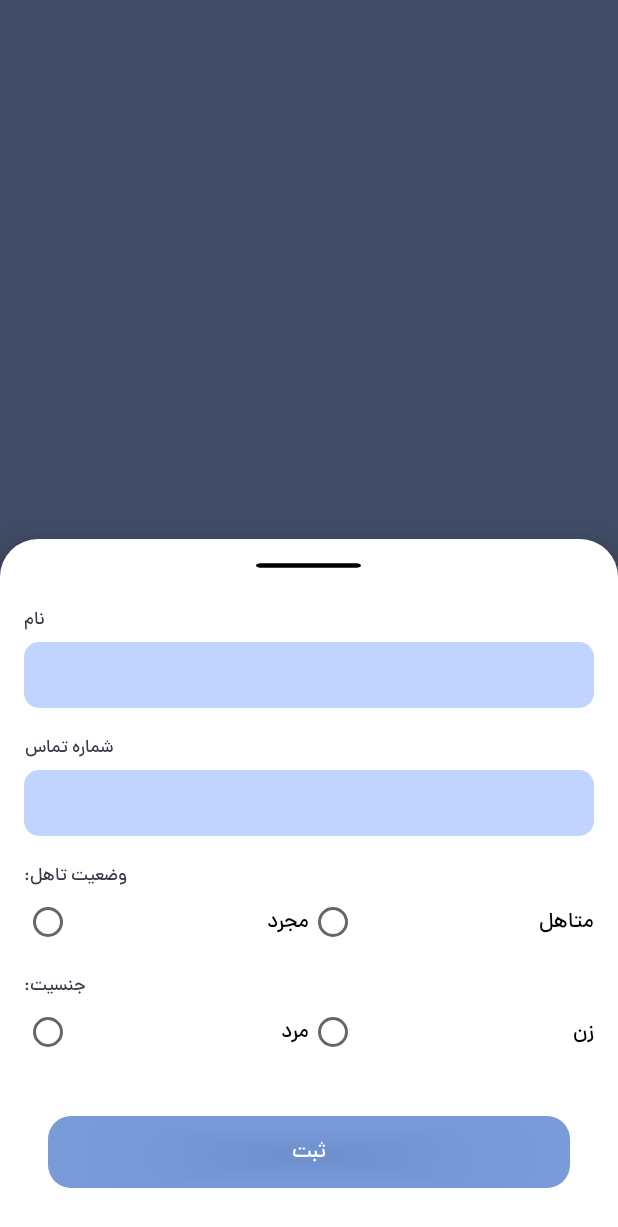
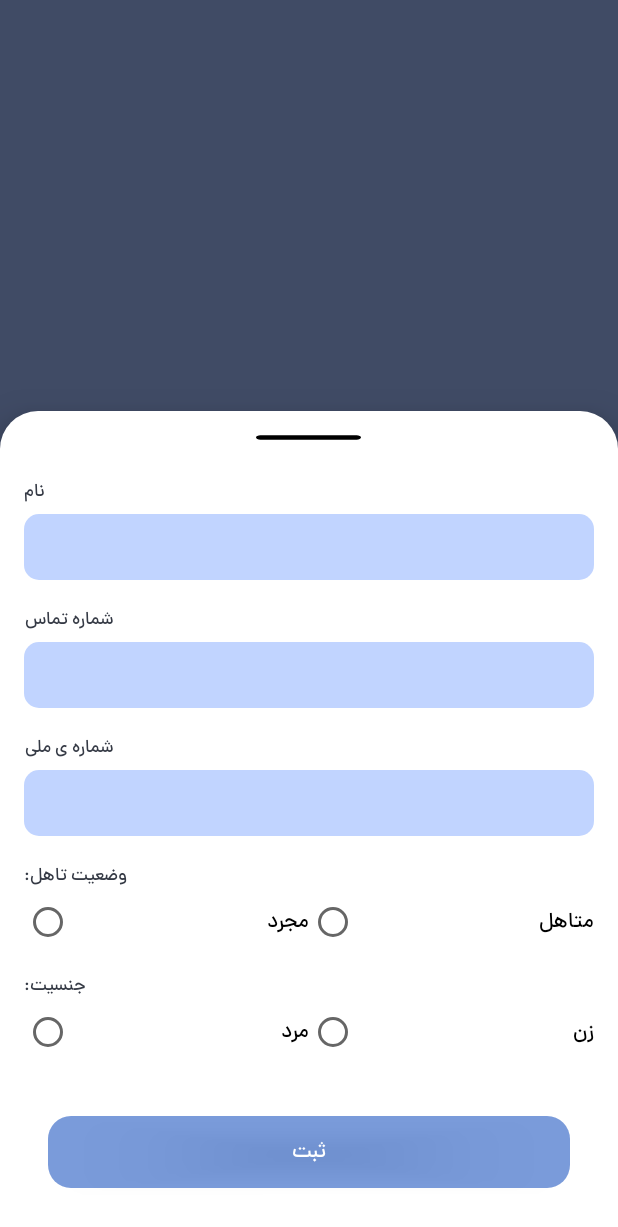
Before and after one commit to momen7899/Restel, an Android app: the CustomerFragment screen opened through its navigation route, after a tap on an icon or button, on a phone screen of 412 x 824 dp. Shown: the top 1227 px of the screen. Run offline under Robolectric (Android 15) with nearby library versions, the phone set to English and light mode, and no system bars; our stand-ins replace Dagger/Hilt's generated code, Room's generated code, RxJava, navigation-ui; 1 statement that could not run was skipped.

Commit message:
Add National Code To Customer Bottom Sheet

```diff
--- a/presentation/src/main/java/com/momen/restel/customer/view/CustomerFragment.kt
+++ b/presentation/src/main/java/com/momen/restel/customer/view/CustomerFragment.kt
@@ -40,6 +40,7 @@ class CustomerFragment : Fragment() {
     // bottom sheet components
     private var customerNameEt: EditText? = null
     private var phoneNumberEt: EditText? = null
+    private var customerNationalEt: EditText? = null
     private var maleRb: RadioButton? = null
     private var femaleRb: RadioButton? = null
     private var singleRb: RadioButton? = null
@@ -188,6 +189,7 @@ class CustomerFragment : Fragment() {
     private fun setUpBottomSheetComponent() {
         customerNameEt = bottomSheetDialog?.findViewById(R.id.customerNameEt)
         phoneNumberEt = bottomSheetDialog?.findViewById(R.id.phoneNumberEt)
+        customerNationalEt = bottomSheetDialog?.findViewById(R.id.customerNationalEt)
         maleRb = bottomSheetDialog?.findViewById(R.id.customerMale)
         femaleRb = bottomSheetDialog?.findViewById(R.id.customerFemale)
         singleRb = bottomSheetDialog?.findViewById(R.id.customerSingle)
@@ -231,9 +233,11 @@ class CustomerFragment : Fragment() {
     private fun validateData(): CustomerModel? {
         val name = customerNameEt?.text.toString().trim()
         val phoneNumber = phoneNumberEt?.text.toString().trim()
+        val nationalId = customerNationalEt?.text.toString().trim()
 
         if (validateInput(name, customerNameEt)) return null
         if (validateInput(phoneNumber, phoneNumberEt)) return null
+        if (validateInput(nationalId, customerNationalEt)) return null
         if (validateInput(customerMarried, singleRb)) return null
         if (validateInput(customerGender, maleRb)) return null
 
@@ -241,7 +245,7 @@ class CustomerFragment : Fragment() {
             customerAdapter?.itemCount?.plus(1),
             name,
             phoneNumber,
-            "123456789",
+            nationalId,
             customerGender,
             customerMarried
         )
@@ -274,6 +278,7 @@ class CustomerFragment : Fragment() {
     private fun fillBottomSheetData(customer: CustomerModel) {
         customerNameEt?.setText(customer.name)
         phoneNumberEt?.setText(customer.phoneNumber)
+        customerNationalEt?.setText(customer.nationalCode)
         maleRb?.isChecked = customer.gender == getString(R.string.male)
         femaleRb?.isChecked = customer.gender == getString(R.string.female)
         singleRb?.isChecked = customer.gender == getString(R.string.single)
@@ -284,6 +289,7 @@ class CustomerFragment : Fragment() {
     private fun clearBottomSheetData() {
         customerNameEt?.setText("")
         phoneNumberEt?.setText("")
+        customerNationalEt?.setText("")
         maleRb?.isChecked = false
         femaleRb?.isChecked = false
         singleRb?.isChecked = false
--- a/presentation/src/main/res/layout/bottom_sheet_customer.xml
+++ b/presentation/src/main/res/layout/bottom_sheet_customer.xml
@@ -52,6 +52,22 @@
             android:importantForAutofill="no"
             android:inputType="phone"
             tools:ignore="LabelFor" />
+
+        <TextView
+            style="@style/EditTextHint"
+            android:layout_marginTop="8dp"
+            android:text="@string/userNationalHint" />
+
+        <EditText
+            android:id="@+id/customerNationalEt"
+            style="@style/LoginEditText"
+            android:layout_width="match_parent"
+            android:layout_marginTop="4dp"
+            android:layout_marginBottom="8dp"
+            android:importantForAutofill="no"
+            android:inputType="numberDecimal"
+            tools:ignore="LabelFor" />
+
 
         <TextView
             style="@style/EditTextHint"
```
